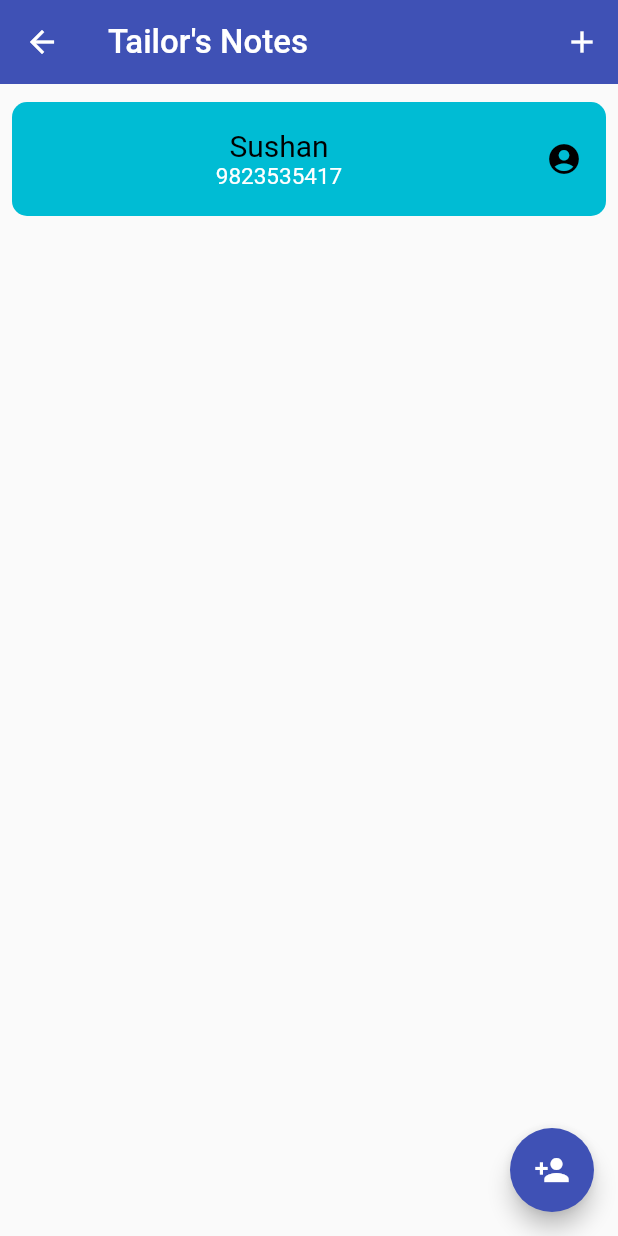
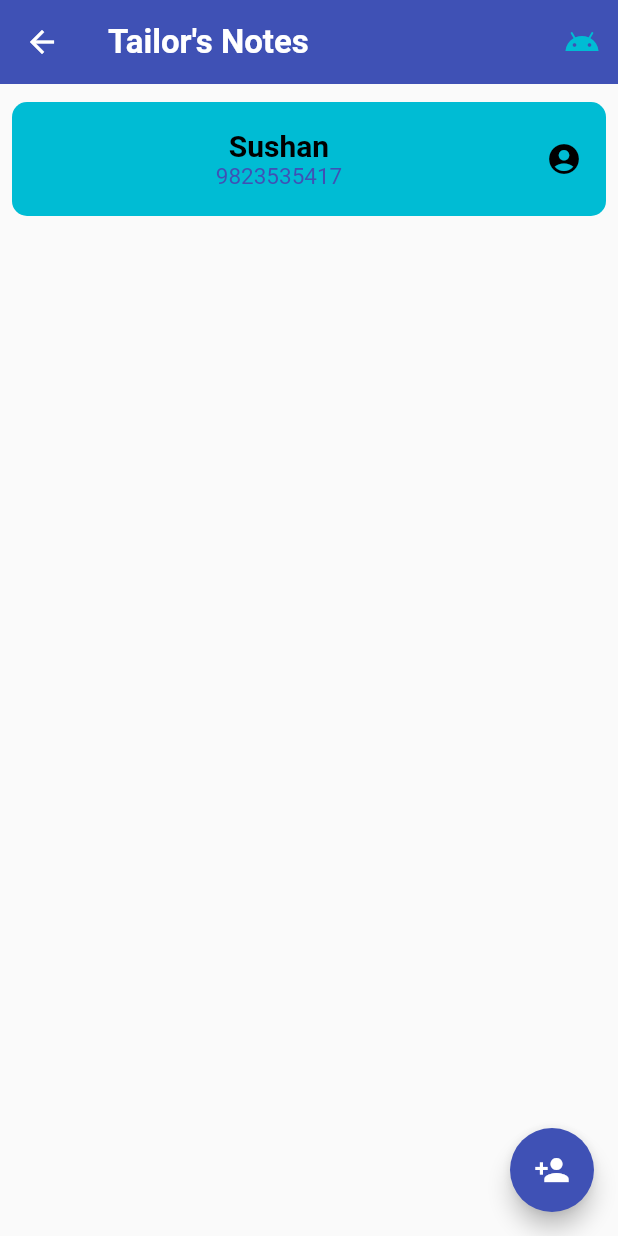
Before and after one commit to SushanShakya/My-First-App, a Flutter app: the HomePage screen opened directly, on a phone screen of 412 x 824 dp. Run offline on Flutter 3.47's test engine with Material 2 defaults, Android fonts, the phone set to English and light mode, and no system bars.

Commit message:
Changes the HomeScreen

```diff
--- a/lib/main.dart
+++ b/lib/main.dart
@@ -1,6 +1,7 @@
 import 'package:flutter/material.dart';
 import 'package:flutter_app/ui/pages/InheritedWidget/NoteInherit.dart';
 import 'ui/pages/Welcome/welcome.dart';
+//import 'ui/pages/home.dart';
 //import 'ui/pages/home.dart';
 
 void main() => runApp(MyApp());
--- a/lib/ui/pages/InheritedWidget/NoteInherit.dart
+++ b/lib/ui/pages/InheritedWidget/NoteInherit.dart
@@ -6,8 +6,8 @@ class DetailInheritedWidget extends InheritedWidget{
     {
       'Name':'Sushan',
       'Phone No.':'9823535417',
-      'Length':'',
-      'Hip':'',
+      'Length':'This is shit',
+      'Hip':'Hell',
       'Height':'',
       'Front':'',
       'Back':'',
--- a/lib/ui/pages/addPage/mainSubmissionForm.dart
+++ b/lib/ui/pages/addPage/mainSubmissionForm.dart
@@ -1,7 +1,7 @@
 import 'package:flutter/material.dart';
 import 'package:flutter_app/ui/pages/InheritedWidget/NoteInherit.dart';
 
-//  For Future improvements
+//  To define if the page is for adding or editing
 enum Mode{
   edit,
   add
--- a/lib/ui/pages/home.dart
+++ b/lib/ui/pages/home.dart
@@ -1,5 +1,6 @@
 
 import 'package:flutter/material.dart';
+//import 'package:flutter_app/ui/DatabaseHelper.dart';
 import 'package:flutter_app/ui/pages/Details.dart';
 import 'package:flutter_app/ui/pages/InheritedWidget/NoteInherit.dart';
 import 'package:flutter_app/ui/pages/addPage/mainSubmissionForm.dart';
@@ -19,21 +20,27 @@ class _HomePageState extends State<HomePage> {
     return Scaffold(
       appBar: AppBar(
         elevation: 0.0,
-        title: Text("Tailor\'s Notes", style: TextStyle(fontSize: 22.0),),
+        title: Text(
+          "Tailor\'s Notes",
+          style: TextStyle(
+            fontSize: 22.0,
+              fontWeight: FontWeight.w600,
+          ),),
         actions: <Widget>[
           IconButton(
-            onPressed: () {
-              Navigator.push(
-                  context,
-                  MaterialPageRoute(builder: (context) => MeasurementForm(Mode.add, null)));
-              },
-            icon :Icon(Icons.add, color: Colors.white),
+            onPressed: () {},
+            icon :Icon(Icons.android, color: Colors.cyan),
 
           ),
         ],
       ),
       body:
-        _notes.length > 0 ?
+//        FutureBuilder(
+//          future: Connector.getDetails(),
+//          builder: (context, snapshot){
+//        if(snapshot.connectionState == ConnectionState.done){
+//          final notes = snapshot.data;
+        _notes.length > 0 ? //return removed
           ListView.builder(
               itemCount: _notes.length,
               itemBuilder: (context, index){
@@ -41,7 +48,7 @@ class _HomePageState extends State<HomePage> {
                   children: <Widget>[
                     const SizedBox(height: 8.0,),
                     GestureDetector(
-                    onHorizontalDragDown: (_){
+                      onHorizontalDragStart: (_){
                         setState(() {
                           _notes.removeAt(index);
                         });
@@ -70,12 +77,13 @@ class _HomePageState extends State<HomePage> {
                                 _notes[index]['Name'],
                                 style: TextStyle(
                                     color: Colors.black,
-                                  fontSize: 20.0
+                                    fontSize: 20.0,
+                                  fontWeight: FontWeight.bold
                               )),
                               Text(
                                 _notes[index]['Phone No.'],
                                 style: TextStyle(
-                                  color: Colors.white,
+                                    color: Colors.indigo,
                                     fontSize: 15.0
                                 ))
                             ],
@@ -92,6 +100,9 @@ class _HomePageState extends State<HomePage> {
                       fontSize: 20.0
                     ),),
                   ),
+//          } return Center(child: CircularProgressIndicator(),);
+//          },
+//        ),
       floatingActionButton: FloatingActionButton(
         backgroundColor: Colors.indigo,
         onPressed: (){
```
Also changed, not shown: lib/ui/DatabaseHelper.dart (+33 -0 lines), lib/ui/pages/Details.dart (+39 -23 lines), lib/ui/pages/Welcome/welcome.dart (+12 -14 lines), pubspec.yaml (+5 -2 lines), 11 other files. Lines whose indentation alone changed are shown as unchanged.
